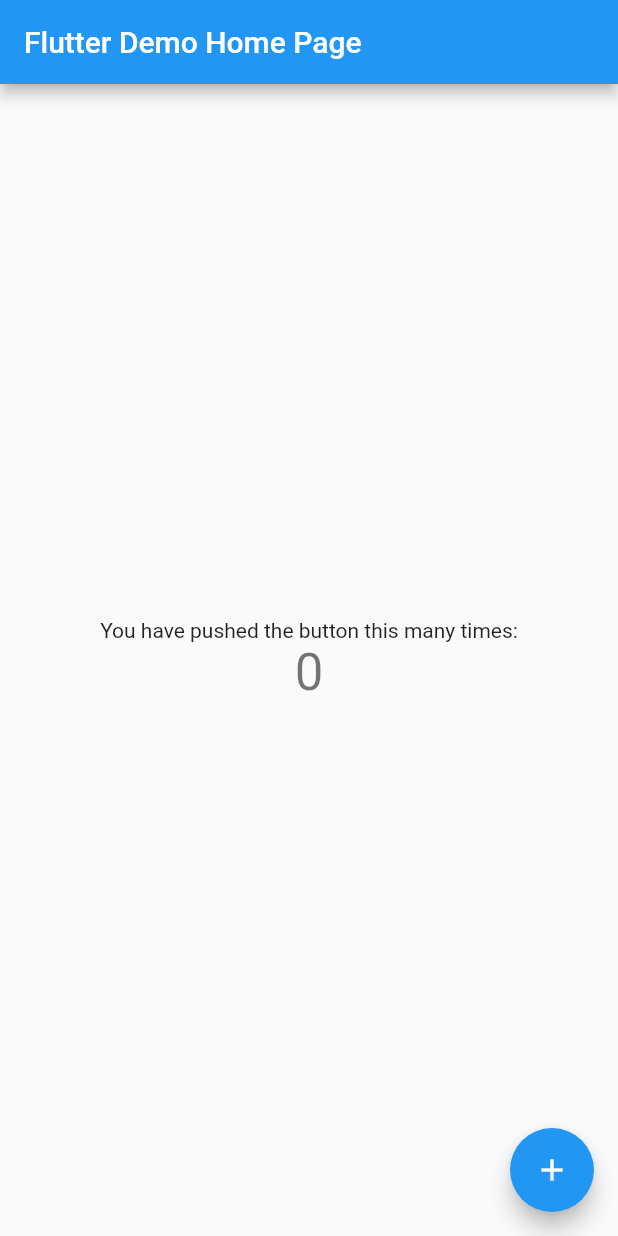
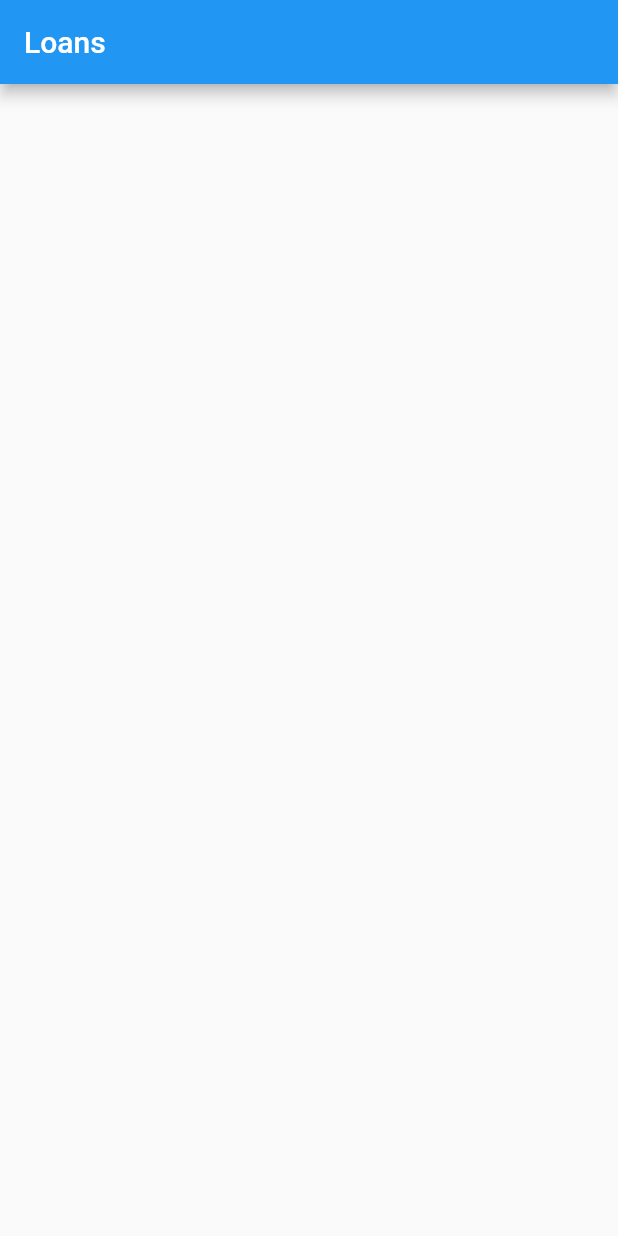
Before and after one commit to poolGolez/zoan-mobile, a Flutter app: the screen it shows after launch, on a phone screen of 412 x 824 dp. Run offline on Flutter 3.47's test engine with Material 2 defaults, Android fonts, the phone set to English and light mode, and no system bars.

Commit message:
Initial screen for loans

```diff
--- a/lib/main.dart
+++ b/lib/main.dart
@@ -1,117 +1,15 @@
 import 'package:flutter/material.dart';
+import 'package:zoan/screens/loans-screen.dart';
 
 void main() {
-  runApp(MyApp());
+  runApp(ZoanApp());
 }
 
-class MyApp extends StatelessWidget {
-  // This widget is the root of your application.
+class ZoanApp extends StatelessWidget {
   @override
   Widget build(BuildContext context) {
     return MaterialApp(
-      title: 'Flutter Demo',
-      theme: ThemeData(
-        // This is the theme of your application.
-        //
-        // Try running your application with "flutter run". You'll see the
-        // application has a blue toolbar. Then, without quitting the app, try
-        // changing the primarySwatch below to Colors.green and then invoke
-        // "hot reload" (press "r" in the console where you ran "flutter run",
-        // or simply save your changes to "hot reload" in a Flutter IDE).
-        // Notice that the counter didn't reset back to zero; the application
-        // is not restarted.
-        primarySwatch: Colors.blue,
-        // This makes the visual density adapt to the platform that you run
-        // the app on. For desktop platforms, the controls will be smaller and
-        // closer together (more dense) than on mobile platforms.
-        visualDensity: VisualDensity.adaptivePlatformDensity,
-      ),
-      home: MyHomePage(title: 'Flutter Demo Home Page'),
+      home: LoansScreen()
     );
   }
 }
-
-class MyHomePage extends StatefulWidget {
-  MyHomePage({Key key, this.title}) : super(key: key);
-
-  // This widget is the home page of your application. It is stateful, meaning
-  // that it has a State object (defined below) that contains fields that affect
-  // how it looks.
-
-  // This class is the configuration for the state. It holds the values (in this
-  // case the title) provided by the parent (in this case the App widget) and
-  // used by the build method of the State. Fields in a Widget subclass are
-  // always marked "final".
-
-  final String title;
-
-  @override
-  _MyHomePageState createState() => _MyHomePageState();
-}
-
-class _MyHomePageState extends State<MyHomePage> {
-  int _counter = 0;
-
-  void _incrementCounter() {
-    setState(() {
-      // This call to setState tells the Flutter framework that something has
-      // changed in this State, which causes it to rerun the build method below
-      // so that the display can reflect the updated values. If we changed
-      // _counter without calling setState(), then the build method would not be
-      // called again, and so nothing would appear to happen.
-      _counter++;
-    });
-  }
-
-  @override
-  Widget build(BuildContext context) {
-    // This method is rerun every time setState is called, for instance as done
-    // by the _incrementCounter method above.
-    //
-    // The Flutter framework has been optimized to make rerunning build methods
-    // fast, so that you can just rebuild anything that needs updating rather
-    // than having to individually change instances of widgets.
-    return Scaffold(
-      appBar: AppBar(
-        // Here we take the value from the MyHomePage object that was created by
-        // the App.build method, and use it to set our appbar title.
-        title: Text(widget.title),
-      ),
-      body: Center(
-        // Center is a layout widget. It takes a single child and positions it
-        // in the middle of the parent.
-        child: Column(
-          // Column is also a layout widget. It takes a list of children and
-          // arranges them vertically. By default, it sizes itself to fit its
-          // children horizontally, and tries to be as tall as its parent.
-          //
-          // Invoke "debug painting" (press "p" in the console, choose the
-          // "Toggle Debug Paint" action from the Flutter Inspector in Android
-          // Studio, or the "Toggle Debug Paint" command in Visual Studio Code)
-          // to see the wireframe for each widget.
-          //
-          // Column has various properties to control how it sizes itself and
-          // how it positions its children. Here we use mainAxisAlignment to
-          // center the children vertically; the main axis here is the vertical
-          // axis because Columns are vertical (the cross axis would be
-          // horizontal).
-          mainAxisAlignment: MainAxisAlignment.center,
-          children: <Widget>[
-            Text(
-              'You have pushed the button this many times:',
-            ),
-            Text(
-              '$_counter',
-              style: Theme.of(context).textTheme.headline4,
-            ),
-          ],
-        ),
-      ),
-      floatingActionButton: FloatingActionButton(
-        onPressed: _incrementCounter,
-        tooltip: 'Increment',
-        child: Icon(Icons.add),
-      ), // This trailing comma makes auto-formatting nicer for build methods.
-    );
-  }
-}
--- /dev/null
+++ b/lib/screens/loans-screen.dart
@@ -0,0 +1,10 @@
+import 'package:flutter/material.dart';
+
+class LoansScreen extends StatelessWidget {
+  @override
+  Widget build(BuildContext context) {
+    return Scaffold(
+      appBar: AppBar(title: Text('Loans')),
+    );
+  }
+}
```
Also changed, not shown: 1 other file.
